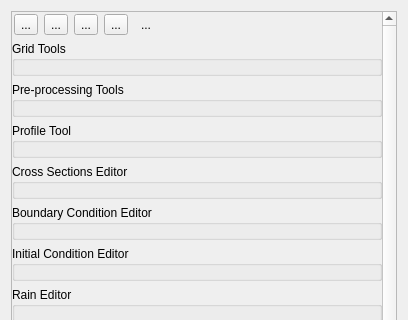
FLO-2DSoftware/qgis-flo-2d-plugin, file flo2d/ui/f2d_widget.ui: the form before one commit; both pictures show x 0 to 408 and y 0 to 320 of the 408 by 678 pixel window.
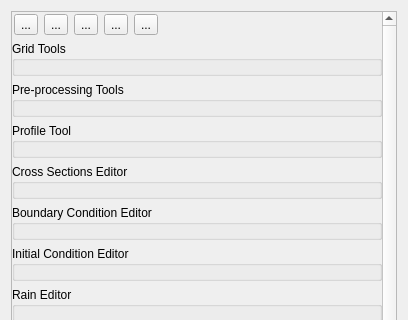
The form after the commit. Icons and pictures are not drawn. Custom widgets are drawn as their Qt base class.

Commit message: Replace advanced layers icon

What changed in the file:
```diff
--- a/flo2d/ui/f2d_widget.ui
+++ b/flo2d/ui/f2d_widget.ui
@@ -208,13 +208,19 @@
            </property>
            <property name="icon">
             <iconset>
-             <normaloff>../img/eye-svgrepo-com.svg</normaloff>../img/eye-svgrepo-com.svg</iconset>
+             <normaloff>../img/showhideadv.png</normaloff>../img/showhideadv.png</iconset>
+           </property>
+           <property name="iconSize">
+            <size>
+             <width>20</width>
+             <height>20</height>
+            </size>
            </property>
            <property name="checkable">
             <bool>true</bool>
            </property>
            <property name="autoRaise">
-            <bool>true</bool>
+            <bool>false</bool>
            </property>
           </widget>
          </item>
```
